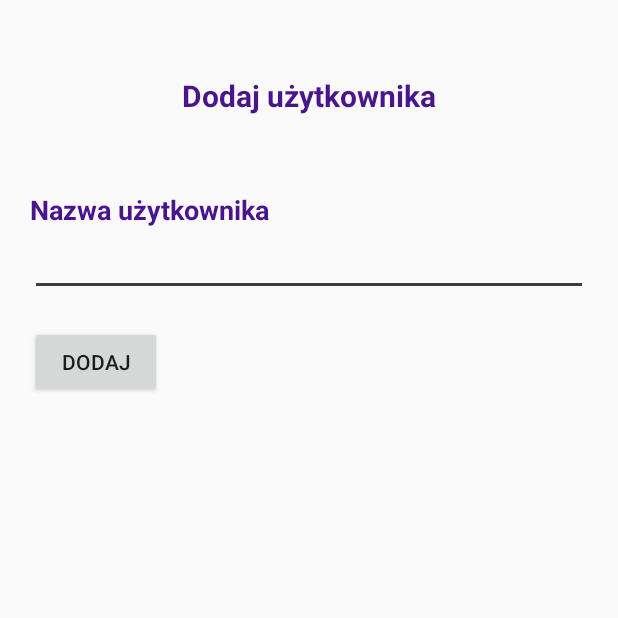
After one commit to x2-17-Asystent-Gier-Planszowych/Asystent_Gier_Planszowych, an Android app: the AddUserToGroupActivity screen opened directly, with no data from a screen before it, on a phone screen of 412 x 824 dp, the top half of it. The commit adds this screen. Run offline under Robolectric (Android 15) with nearby library versions, the phone set to English and light mode, and no system bars; network calls fail.

Commit message:
add user to group activity, task

```diff
--- a/App/AsystentGierPlanszowych/app/src/main/AndroidManifest.xml
+++ b/App/AsystentGierPlanszowych/app/src/main/AndroidManifest.xml
@@ -36,7 +36,8 @@
                 android:name="android.support.PARENT_ACTIVITY"
                 android:value="pwcdma.asystentgierplanszowych.activity.StartActivity" />
         </activity>
-        <activity android:name=".activity.AddGameActivity"
+        <activity
+            android:name=".activity.AddGameActivity"
             android:configChanges="orientation"
             android:label="sdsdsdd"
             android:parentActivityName=".activity.MainActivity"
@@ -54,9 +55,8 @@
         <activity
             android:name=".activity.MainActivity"
             android:configChanges="orientation"
+            android:label="@string/app_name"
             android:screenOrientation="portrait"
-
-            android:label="@string/app_name"
             android:theme="@style/AppTheme">
             <intent-filter>
                 <action android:name="android.intent.action.MAIN" />
@@ -64,6 +64,7 @@
                 <category android:name="android.intent.category.LAUNCHER" />
             </intent-filter>
         </activity>
+        <activity android:name=".activity.AddUserToGroupActivity"></activity>
     </application>
 
 </manifest>
--- /dev/null
+++ b/App/AsystentGierPlanszowych/app/src/main/java/pwcdma/asystentgierplanszowych/activity/AddUserToGroupActivity.java
@@ -0,0 +1,72 @@
+package pwcdma.asystentgierplanszowych.activity;
+
+import android.os.AsyncTask;
+import android.support.v7.app.AppCompatActivity;
+import android.os.Bundle;
+import android.view.View;
+import android.widget.Button;
+import android.widget.EditText;
+import android.widget.Toast;
+
+import java.io.IOException;
+
+import pwcdma.asystentgierplanszowych.R;
+import pwcdma.asystentgierplanszowych.server.GroupsController;
+
+public class AddUserToGroupActivity extends AppCompatActivity {
+
+    private EditText usernameText;
+    private Button addButton;
+    private String groupName;
+
+    @Override
+    protected void onCreate(Bundle savedInstanceState) {
+        super.onCreate(savedInstanceState);
+        setContentView(R.layout.activity_add_user_to_group);
+
+        usernameText = (EditText) findViewById(R.id.username_text);
+        addButton = (Button) findViewById(R.id.add_button);
+        setButton();
+    }
+
+    private void setButton(){
+        addButton.setOnClickListener(new View.OnClickListener() {
+            @Override
+            public void onClick(View view) {
+                String username = usernameText.getText().toString();
+                new AddUserToGroupTask(username).execute();
+            }
+        });
+    }
+
+    private class AddUserToGroupTask extends AsyncTask<Void, Void, Boolean> {
+
+        private String username;
+        private GroupsController controller;
+
+        AddUserToGroupTask(String username) {
+            this.username = username;
+            controller = new GroupsController();
+        }
+
+        @Override
+        protected Boolean doInBackground(Void... params) {
+            try {
+                return controller.addUserToGroupByName(username, groupName);
+            } catch (IOException e){
+                return false;
+            }
+        }
+
+        @Override
+        protected void onPostExecute(Boolean success) {
+            int msg;
+            if (success)
+                msg = R.string.added_user;
+            else
+                msg = R.string.add_user_error;
+
+            Toast.makeText(AddUserToGroupActivity.this, msg, Toast.LENGTH_LONG).show();
+        }
+    }
+}
--- /dev/null
+++ b/App/AsystentGierPlanszowych/app/src/main/res/layout/activity_add_user_to_group.xml
@@ -0,0 +1,48 @@
+<?xml version="1.0" encoding="utf-8"?>
+<LinearLayout xmlns:android="http://schemas.android.com/apk/res/android"
+    xmlns:app="http://schemas.android.com/apk/res-auto"
+    xmlns:tools="http://schemas.android.com/tools"
+    android:layout_width="match_parent"
+    android:layout_height="match_parent"
+    android:orientation="vertical"
+    android:padding="20dp"
+    tools:context="pwcdma.asystentgierplanszowych.activity.AddUserToGroupActivity">
+
+    <TextView
+        android:id="@+id/add_user_label"
+        android:layout_width="match_parent"
+        android:layout_height="wrap_content"
+        android:paddingBottom="50dp"
+        android:paddingTop="30dp"
+        android:text="@string/addUser"
+        android:textAlignment="center"
+        android:textAppearance="@style/TextAppearance.AppCompat.Body1"
+        android:textColor="@color/colorPrimary"
+        android:textSize="20sp"
+        android:textStyle="bold" />
+
+    <TextView
+        android:id="@+id/username_label"
+        android:layout_width="match_parent"
+        android:layout_height="wrap_content"
+        android:text="@string/prompt_username"
+        android:textAppearance="@style/TextAppearance.AppCompat.Body1"
+        android:textColor="@color/colorPrimary"
+        android:textSize="18sp"
+        android:textStyle="bold" />
+
+    <EditText
+        android:id="@+id/username_text"
+        android:layout_width="match_parent"
+        android:layout_height="wrap_content"
+        android:ems="10"
+        android:inputType="textPersonName" />
+
+    <Button
+        android:id="@+id/add_button"
+        android:layout_width="wrap_content"
+        android:layout_height="wrap_content"
+        android:layout_marginTop="20dp"
+        android:text="@string/add" />
+
+</LinearLayout>
--- a/App/AsystentGierPlanszowych/app/src/main/res/values/strings.xml
+++ b/App/AsystentGierPlanszowych/app/src/main/res/values/strings.xml
@@ -67,6 +67,10 @@
     <string name="customDiceListItemResultLabel">Wynik:</string>
     <string name="diceNotPickedText">nie wybrano kostki</string>
     <string name="diceShowHistoryText">Zobacz historię rzutów</string>
+    <string name="addUser">Dodaj użytkownika</string>
+    <string name="add">Dodaj</string>
+    <string name="added_user">Dodano użytkownika</string>
+    <string name="add_user_error">Błąd - nie można dodać użytkownika</string>
 
 
     <string name="chuj"> kutas</string>
```
